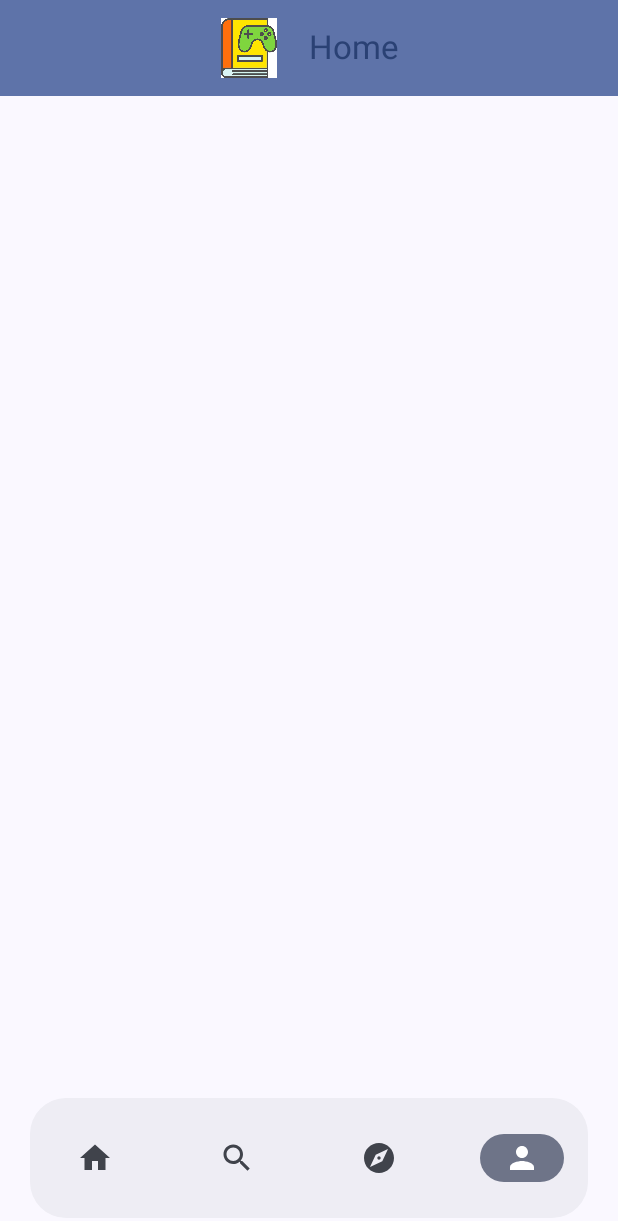
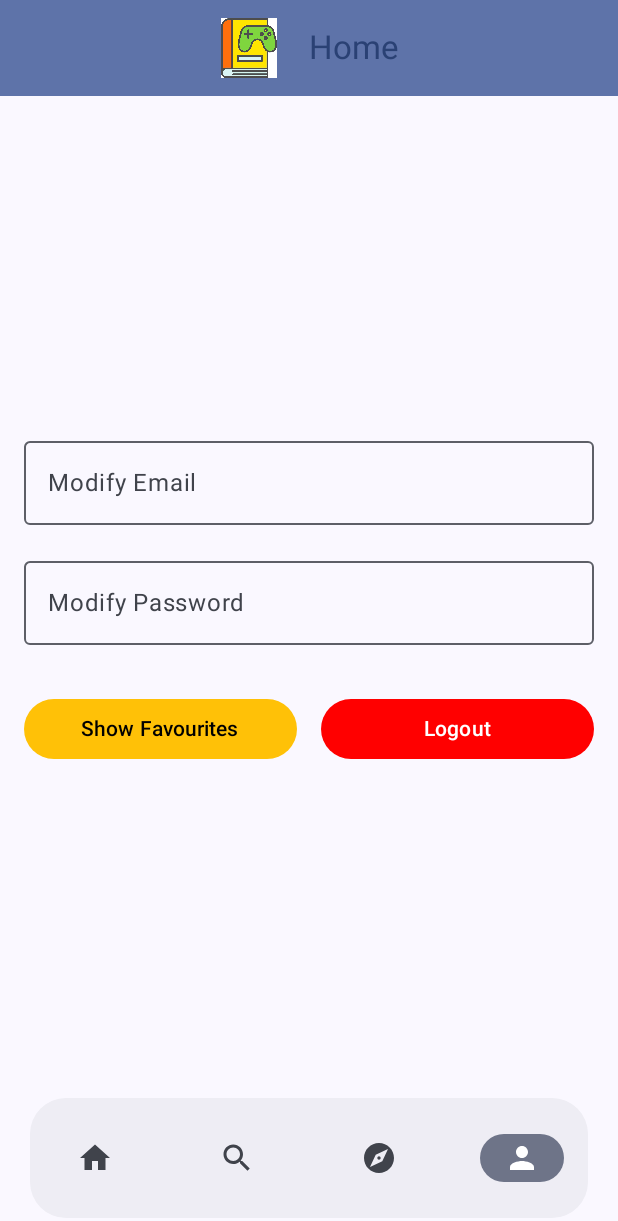
Before and after one commit to AgEnT4770/IGDP, an Android app built with Jetpack Compose: the screen it shows after launch (MainActivity), item 4 of the bottom bar chosen, on a phone screen of 412 x 824 dp. Shown: the top 1221 px of the screen. Run offline under Robolectric (Android 15) with nearby library versions, the phone set to English and light mode, and no system bars; network calls fail; pictures from the network do not load.

Commit message:
Modified Search and Discovery pages, and added Profile page UI

```diff
--- a/app/src/main/java/com/example/igdp/Game.kt
+++ b/app/src/main/java/com/example/igdp/Game.kt
@@ -3,7 +3,7 @@ package com.example.igdp
 data class Game(
     val id: Int,
     val name: String,
-    val background_image: String
+    val background_image: String?
 )
 
 data class GameResponse(
--- a/app/src/main/java/com/example/igdp/MainActivity.kt
+++ b/app/src/main/java/com/example/igdp/MainActivity.kt
@@ -6,6 +6,7 @@ import androidx.activity.compose.setContent
 import androidx.activity.enableEdgeToEdge
 import androidx.compose.foundation.ExperimentalFoundationApi
 import androidx.compose.foundation.Image
+import androidx.compose.foundation.clickable
 import androidx.compose.foundation.gestures.detectTapGestures
 import androidx.compose.foundation.layout.Arrangement
 import androidx.compose.foundation.layout.Box
@@ -74,9 +75,34 @@ class MainActivity : ComponentActivity() {
     }
 }
 
+data class Genre(val name: String, val slug: String)
+
+internal val genres = listOf(
+    Genre("Trending", "-popularity"),
+    Genre("Action", "action"),
+    Genre("Adventure", "adventure"),
+    Genre("RPG", "role-playing-games-rpg"),
+    Genre("Strategy", "strategy"),
+    Genre("Indie", "indie"),
+    Genre("Shooter", "shooter"),
+    Genre("Casual", "casual"),
+    Genre("Simulation", "simulation"),
+    Genre("Puzzle", "puzzle"),
+    Genre("Arcade", "arcade"),
+    Genre("Platformer", "platformer"),
+    Genre("Massively Multiplayer", "massively-multiplayer"),
+    Genre("Racing", "racing"),
+    Genre("Sports", "sports"),
+    Genre("Fighting", "fighting"),
+    Genre("Family", "family"),
+    Genre("Board Games", "board-games"),
+    Genre("Card", "card"),
+    Genre("Educational", "educational")
+)
+
 @OptIn(ExperimentalMaterial3Api::class, ExperimentalFoundationApi::class)
 @Composable
-fun MainScreen() {
+fun MainScreen(gameViewModel: GameViewModel = viewModel()) { // Hoisted ViewModel
     val scrollBehavior = TopAppBarDefaults.pinnedScrollBehavior(rememberTopAppBarState())
     val navItems = listOf("Home", "Search", "Discover", "Profile")
     val navIcons = listOf(
@@ -148,12 +174,28 @@ fun MainScreen() {
             when (page) {
                 0 -> ScrollContent(
                     innerPadding = innerPadding,
+                    gameViewModel = gameViewModel,
                     onUserInteractingWithLazyRow = { isInteracting ->
                         userScrollEnabled = !isInteracting
+                    },
+                    onShowMoreClicked = { categoryName ->
+                        val genre = genres.find { it.name == categoryName }
+                        if (genre != null) {
+                            gameViewModel.setInitialGenreForDiscover(genre)
+                            coroutineScope.launch {
+                                pagerState.animateScrollToPage(2) // Switch to Discover page
+                            }
+                        }
                     }
                 )
-                1 -> SearchPage(modifier = Modifier.padding(innerPadding))
-                2 -> DiscoverPage(modifier = Modifier.padding(innerPadding))
+                1 -> SearchPage(
+                    modifier = Modifier.padding(innerPadding),
+                    gameViewModel = gameViewModel
+                )
+                2 -> DiscoverPage(
+                    modifier = Modifier.padding(innerPadding),
+                    gameViewModel = gameViewModel
+                )
                 3 -> ProfilePage(modifier = Modifier.padding(innerPadding))
             }
         }
@@ -163,8 +205,9 @@ fun MainScreen() {
 @Composable
 fun ScrollContent(
     innerPadding: PaddingValues,
-    gameViewModel: GameViewModel = viewModel(),
-    onUserInteractingWithLazyRow: (Boolean) -> Unit
+    gameViewModel: GameViewModel,
+    onUserInteractingWithLazyRow: (Boolean) -> Unit,
+    onShowMoreClicked: (String) -> Unit
 ) {
     LaunchedEffect(Unit) {
         gameViewModel.fetchGames()
@@ -177,11 +220,24 @@ fun ScrollContent(
     ) {
         gamesByCategory.forEach { (category, games) ->
             item {
+                Row(
+                    modifier = Modifier
+                        .fillMaxWidth()
+                        .padding(start = 16.dp, end = 16.dp, top = 16.dp, bottom = 8.dp),
+                    verticalAlignment = Alignment.CenterVertically,
+                    horizontalArrangement = Arrangement.SpaceBetween
+                ) {
                     Text(
                         text = category,
-                    style = MaterialTheme.typography.titleLarge,
-                    modifier = Modifier.padding(start = 16.dp, top = 16.dp, end = 16.dp, bottom = 8.dp)
+                        style = MaterialTheme.typography.titleLarge
                     )
+                    Text(
+                        text = "Show more ->",
+                        style = MaterialTheme.typography.bodyMedium,
+                        color = MaterialTheme.colorScheme.primary,
+                        modifier = Modifier.clickable { onShowMoreClicked(category) }
+                    )
+                }
             }
             item {
                 LazyRow(
@@ -201,12 +257,26 @@ fun ScrollContent(
                     }
                 ) {
                     items(games) { game ->
+                        GameCard(game)
+                    }
+                }
+            }
+        }
+    }
+}
+
+@Composable
+fun GameCard(game: Game) {
     Column(
         horizontalAlignment = Alignment.CenterHorizontally,
-                            modifier = Modifier.width(120.dp)
+        modifier = Modifier
+            .width(120.dp)
     ) {
         Image(
-                                painter = rememberAsyncImagePainter(game.background_image),
+            painter = rememberAsyncImagePainter(
+                model = game.background_image,
+                placeholder = painterResource(id = R.drawable.gamingbook) // Placeholder image
+            ),
             contentDescription = game.name,
             modifier = Modifier
                 .height(160.dp)
@@ -223,11 +293,6 @@ fun ScrollContent(
         )
     }
 }
-                }
-            }
-        }
-    }
-}
 
 @Preview(showSystemUi = true)
 @Composable
--- a/app/src/main/java/com/example/igdp/ProfilePage.kt
+++ b/app/src/main/java/com/example/igdp/ProfilePage.kt
@@ -1,9 +1,73 @@
 package com.example.igdp
 
+import androidx.compose.foundation.layout.Arrangement
+import androidx.compose.foundation.layout.Column
+import androidx.compose.foundation.layout.Row
+import androidx.compose.foundation.layout.Spacer
+import androidx.compose.foundation.layout.fillMaxSize
+import androidx.compose.foundation.layout.fillMaxWidth
+import androidx.compose.foundation.layout.height
+import androidx.compose.foundation.layout.padding
+import androidx.compose.material3.Button
+import androidx.compose.material3.ButtonDefaults
+import androidx.compose.material3.OutlinedTextField
+import androidx.compose.material3.Text
 import androidx.compose.runtime.Composable
+import androidx.compose.runtime.getValue
+import androidx.compose.runtime.mutableStateOf
+import androidx.compose.runtime.remember
+import androidx.compose.runtime.setValue
+import androidx.compose.ui.Alignment
 import androidx.compose.ui.Modifier
+import androidx.compose.ui.graphics.Color
+import androidx.compose.ui.text.input.PasswordVisualTransformation
+import androidx.compose.ui.unit.dp
 
 @Composable
 fun ProfilePage(modifier: Modifier = Modifier) {
-    // TODO: Implement the profile page
+    var email by remember { mutableStateOf("") }
+    var password by remember { mutableStateOf("") }
+
+    Column(
+        modifier = modifier
+            .fillMaxSize()
+            .padding(16.dp),
+        verticalArrangement = Arrangement.Center,
+        horizontalAlignment = Alignment.CenterHorizontally
+    ) {
+        OutlinedTextField(
+            value = email,
+            onValueChange = { email = it },
+            label = { Text("Modify Email") },
+            modifier = Modifier.fillMaxWidth()
+        )
+        Spacer(modifier = Modifier.height(16.dp))
+        OutlinedTextField(
+            value = password,
+            onValueChange = { password = it },
+            label = { Text("Modify Password") },
+            visualTransformation = PasswordVisualTransformation(),
+            modifier = Modifier.fillMaxWidth()
+        )
+        Spacer(modifier = Modifier.height(32.dp))
+        Row(
+            modifier = Modifier.fillMaxWidth(),
+            horizontalArrangement = Arrangement.spacedBy(16.dp)
+        ) {
+            Button(
+                onClick = { /* TODO: Handle favourites click */ },
+                modifier = Modifier.weight(1f),
+                colors = ButtonDefaults.buttonColors(containerColor = Color(0xFFFFC107))
+            ) {
+                Text("Show Favourites", color = Color.Black)
+            }
+            Button(
+                onClick = { /* TODO: Handle logout click */ },
+                modifier = Modifier.weight(1f),
+                colors = ButtonDefaults.buttonColors(containerColor = Color.Red)
+            ) {
+                Text("Logout")
+            }
+        }
+    }
 }
--- a/app/src/main/java/com/example/igdp/RawgApiService.kt
+++ b/app/src/main/java/com/example/igdp/RawgApiService.kt
@@ -9,8 +9,9 @@ interface RawgApiService {
         @Query("key") apiKey: String,
         @Query("genres") genres: String? = null,
         @Query("ordering") ordering: String? = null,
-        @Query("page_size") pageSize: Int? = null ,
-        @Query("page") page: Int? = null
+        @Query("page_size") pageSize: Int? = null,
+        @Query("page") page: Int? = null,
+        @Query("search") search: String? = null
     ): GameResponse
 
     companion object {
--- a/gradle/libs.versions.toml
+++ b/gradle/libs.versions.toml
@@ -10,6 +10,7 @@ activityCompose = "1.11.0"
 composeBom = "2024.09.00"
 
 [libraries]
+androidx-compose-material-icons-extended = { module = "androidx.compose.material:material-icons-extended" }
 androidx-core-ktx = { group = "androidx.core", name = "core-ktx", version.ref = "coreKtx" }
 junit = { group = "junit", name = "junit", version.ref = "junit" }
 androidx-junit = { group = "androidx.test.ext", name = "junit", version.ref = "junitVersion" }
```
Also changed, not shown: app/build.gradle.kts (+5 -6 lines), app/src/main/java/com/example/igdp/DiscoverPage.kt (+22 -43 lines), app/src/main/java/com/example/igdp/GameViewModel.kt (+42 -2 lines), app/src/main/java/com/example/igdp/SearchPage.kt (+32 -52 lines). Lines whose indentation alone changed are shown as unchanged.
